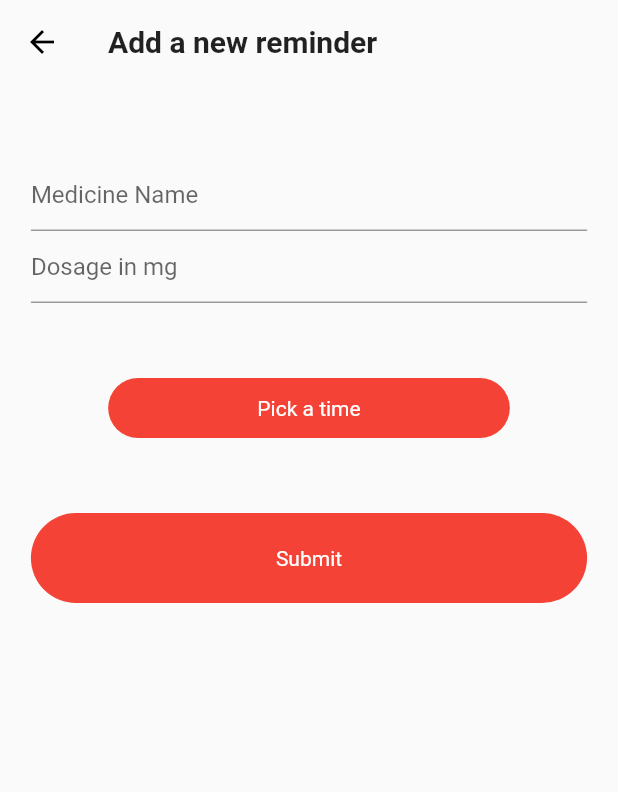
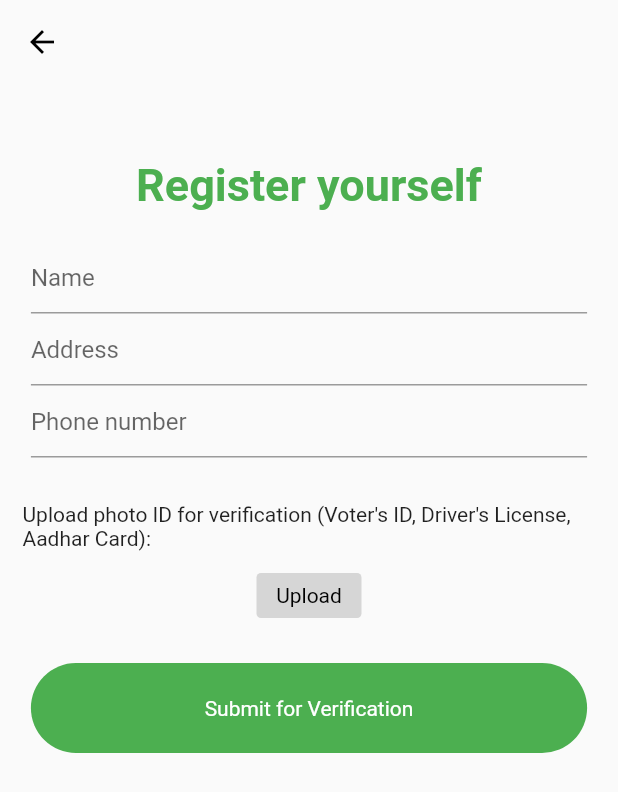
Before and after one commit to abhishek0508/scproject, a Flutter app: the screen it shows after launch, item 2 of the bottom bar chosen, after a tap on the "add" icon, on a phone screen of 412 x 824 dp. Shown: the top 792 px of the screen. Run offline on Flutter 3.47's test engine with Material 2 defaults, Android fonts, the light colour scheme and no system bars; our stand-ins replace cached_network_image, webview_flutter.

Commit message:
YourBuddy UI [done]

```diff
--- /dev/null
+++ b/lib/views/YourBuddy/ybHome.dart
@@ -0,0 +1,86 @@
+import 'package:flutter/material.dart';
+import 'package:news_app_api/views/YourBuddy/ybRegVol.dart';
+
+class YBHome extends StatefulWidget {
+  @override
+  _YBHomeState createState() => _YBHomeState();
+}
+
+class _YBHomeState extends State<YBHome> {
+  @override
+  Widget build(BuildContext context) {
+    return Scaffold(
+      appBar: AppBar(
+        backgroundColor: Colors.transparent,
+        elevation: 0.0,
+        actions: [
+          Padding(
+            padding: const EdgeInsets.all(15.0),
+            child: GestureDetector(
+              onTap: () {
+                Navigator.push(
+                    context,
+                    MaterialPageRoute(
+                        builder: (context) => VolunteerRegistration()));
+              },
+              child: Icon(
+                Icons.add,
+                size: 35.0,
+              ),
+            ),
+          ),
+        ],
+        actionsIconTheme: IconThemeData(
+          color: Colors.black54,
+        ),
+      ),
+      body: Container(
+        height: double.infinity,
+        child: SingleChildScrollView(
+          child: Column(
+            mainAxisAlignment: MainAxisAlignment.start,
+            crossAxisAlignment: CrossAxisAlignment.start,
+            children: [
+              Padding(
+                padding: const EdgeInsets.all(10.0),
+                child: Text(
+                  "YourBuddy",
+                  textAlign: TextAlign.start,
+                  style: TextStyle(
+                    fontWeight: FontWeight.bold,
+                    fontSize: 25.0,
+                    color: Colors.green,
+                  ),
+                ),
+              ),
+              SizedBox(
+                height: 15.0,
+              ),
+              Padding(
+                padding: const EdgeInsets.all(10.0),
+                child: Text(
+                  "What is YourBuddy?",
+                  style: TextStyle(
+                    fontWeight: FontWeight.bold,
+                    fontSize: 20.0,
+                  ),
+                ),
+              ),
+              Padding(
+                padding: const EdgeInsets.all(10.0),
+                child: Text(
+                  "YourBuddy is a brand new initiative by us to help you enjoy some quality time with youngsters who love to spend their free time with elders!\n The volunteers are all manually verified by our team and we have made it a priority to include only those who actually want to help and socialize!\n\nRemember to use your mask and maintain social distancing when your buddy arrives. Stay safe!\n\n",
+                  // textAlign: TextAlign.center,
+                ),
+              ),
+              SizedBox(
+                height: 5.0,
+              ),
+              Image.asset('assets/images/soc.png'),
+            ],
+          ),
+        ),
+      ),
+    );
+  }
+}
--- /dev/null
+++ b/lib/views/YourBuddy/ybRegVol.dart
@@ -0,0 +1,162 @@
+import 'package:flutter/material.dart';
+
+class VolunteerRegistration extends StatefulWidget {
+  @override
+  _VolunteerRegistrationState createState() => _VolunteerRegistrationState();
+}
+
+class _VolunteerRegistrationState extends State<VolunteerRegistration> {
+  final _formKey = GlobalKey<FormState>();
+  String name;
+  String address;
+  String phone;
+  @override
+  Widget build(BuildContext context) {
+    double width = MediaQuery.of(context).size.width;
+    return Scaffold(
+      appBar: AppBar(
+        elevation: 0.0,
+        backgroundColor: Colors.transparent,
+      ),
+      body: Container(
+        height: double.infinity,
+        child: SingleChildScrollView(
+          child: Column(
+            children: [
+              SizedBox(
+                height: 50.0,
+              ),
+              Text(
+                "Register yourself",
+                style: TextStyle(
+                  fontWeight: FontWeight.bold,
+                  color: Colors.green,
+                  fontSize: 30.0,
+                ),
+              ),
+              SizedBox(
+                height: 20.0,
+              ),
+              Center(
+                child: Form(
+                  key: _formKey,
+                  child: Column(
+                    mainAxisAlignment: MainAxisAlignment.center,
+                    crossAxisAlignment: CrossAxisAlignment.center,
+                    children: [
+                      SizedBox(
+                        width: width * 0.9,
+                        child: TextFormField(
+                          decoration: InputDecoration(hintText: "Name"),
+                          validator: (val) {
+                            return val.isEmpty ? "Enter Name" : null;
+                          },
+                          onChanged: (val) {
+                            name = val;
+                          },
+                        ),
+                      ),
+                      SizedBox(
+                        width: width * 0.9,
+                        child: TextFormField(
+                          decoration: InputDecoration(hintText: "Address"),
+                          validator: (val) {
+                            return val.isEmpty
+                                ? "Enter complete address"
+                                : null;
+                          },
+                          onChanged: (val) {
+                            address = val;
+                          },
+                        ),
+                      ),
+                      SizedBox(
+                        width: width * 0.9,
+                        child: TextFormField(
+                          decoration: InputDecoration(hintText: "Phone number"),
+                          validator: (val) {
+                            return val.isEmpty ? "Enter phone number" : null;
+                          },
+                          onChanged: (val) {
+                            phone = val;
+                          },
+                        ),
+                      ),
+                      SizedBox(
+                        height: 30.0,
+                      ),
+                      Padding(
+                        padding: const EdgeInsets.symmetric(horizontal: 15.0),
+                        child: Text(
+                          "Upload photo ID for verification (Voter's ID, Driver's License, Aadhar Card):",
+                        ),
+                      ),
+                      SizedBox(
+                        height: 15.0,
+                      ),
+                      Container(
+                        height: 30.0,
+                        width: 70.0,
+                        decoration: BoxDecoration(
+                          color: Colors.grey[350],
+                          borderRadius: BorderRadius.circular(3.0),
+                        ),
+                        child: Center(
+                          child: Text(
+                            "Upload",
+                            style: TextStyle(
+                              color: Colors.black,
+                            ),
+                          ),
+                        ),
+                      ),
+                    ],
+                  ),
+                ),
+              ),
+              // SizedBox(
+              //   height: 50.0,
+              // ),
+              // Container(
+              //   height: 40.0,
+              //   width: width * 0.65,
+              //   decoration: BoxDecoration(
+              //     color: Colors.red,
+              //     borderRadius: BorderRadius.circular(20.0),
+              //   ),
+              //   child: Center(
+              //     child: Text(
+              //       "Pick a time",
+              //       style: TextStyle(
+              //         color: Colors.white,
+              //       ),
+              //     ),
+              //   ),
+              // ),
+              SizedBox(
+                height: 30.0,
+              ),
+              // Spacer(),
+              Container(
+                height: 60.0,
+                width: width * 0.9,
+                decoration: BoxDecoration(
+                  color: Colors.green,
+                  borderRadius: BorderRadius.circular(30.0),
+                ),
+                child: Center(
+                  child: Text(
+                    "Submit for Verification",
+                    style: TextStyle(
+                      color: Colors.white,
+                    ),
+                  ),
+                ),
+              ),
+            ],
+          ),
+        ),
+      ),
+    );
+  }
+}
--- a/lib/views/discoverPage.dart
+++ b/lib/views/discoverPage.dart
@@ -19,7 +19,7 @@ class _DiscoverHomeState extends State<DiscoverHome> {
         title: Text(
           "Discover",
           style: TextStyle(
-            color: Colors.red,
+            color: Colors.green,
             fontWeight: FontWeight.bold,
             fontSize: 25.0,
           ),
@@ -46,7 +46,7 @@ class _DiscoverHomeState extends State<DiscoverHome> {
                       height: height * 0.15,
                       decoration: BoxDecoration(
                         // borderRadius: BorderRadius.circular(10.0),
-                        color: Colors.red,
+                        color: Colors.green,
                       ),
                       child: Center(
                         child: Text(
@@ -73,7 +73,7 @@ class _DiscoverHomeState extends State<DiscoverHome> {
                       height: height * 0.15,
                       decoration: BoxDecoration(
                         // borderRadius: BorderRadius.circular(10.0),
-                        color: Colors.red,
+                        color: Colors.green,
                       ),
                       child: Center(
                         child: Text(
@@ -117,7 +117,7 @@ class _DiscoverHomeState extends State<DiscoverHome> {
                             Text(
                               "MEDICAL EMERGENCY",
                               style: TextStyle(
-                                color: Colors.red,
+                                color: Colors.green,
                                 fontWeight: FontWeight.bold,
                                 fontSize: 28.0,
                               ),
--- a/lib/views/pillbox/pillboxhome.dart
+++ b/lib/views/pillbox/pillboxhome.dart
@@ -27,7 +27,7 @@ class _PillBoxHomeState extends State<PillBoxHome> {
                 child: Text(
                   "My Pill Box",
                   style: TextStyle(
-                    color: Colors.red,
+                    color: Colors.green,
                     fontWeight: FontWeight.bold,
                     fontSize: 35.0,
                   ),
@@ -52,7 +52,7 @@ class _PillBoxHomeState extends State<PillBoxHome> {
           Navigator.push(context,
               MaterialPageRoute(builder: (context) => NewReminderPage()));
         },
-        backgroundColor: Colors.red,
+        backgroundColor: Colors.green,
         child: Icon(
           Icons.add,
         ),
--- a/lib/widgets/bottomNavbar.dart
+++ b/lib/widgets/bottomNavbar.dart
@@ -1,6 +1,6 @@
 import 'package:flutter/material.dart';
+import 'package:news_app_api/views/YourBuddy/ybHome.dart';
 import 'package:news_app_api/views/discoverPage.dart';
-import 'package:news_app_api/views/homepage.dart';
 import 'package:news_app_api/views/pillbox/pillboxhome.dart';
 import 'package:news_app_api/views/profile.dart';
 
@@ -12,6 +12,7 @@ class MyBottomNavBar extends StatefulWidget {
 class _MyBottomNavBarState extends State<MyBottomNavBar> {
   final List<Widget> _children = [
     DiscoverHome(),
+    YBHome(),
     PillBoxHome(),
     MyProfileView(),
   ];
@@ -30,7 +31,7 @@ class _MyBottomNavBarState extends State<MyBottomNavBar> {
       backgroundColor: Colors.white,
       bottomNavigationBar: new Theme(
         data: Theme.of(context).copyWith(
-          canvasColor: Colors.red,
+          canvasColor: Colors.green,
           primaryColor: Colors.white,
           // disabledColor: Colors.grey,
 
@@ -48,6 +49,10 @@ class _MyBottomNavBarState extends State<MyBottomNavBar> {
               title: new Text("Discover"),
             ),
             BottomNavigationBarItem(
+              icon: new Icon(Icons.location_on),
+              title: new Text("Socialize"),
+            ),
+            BottomNavigationBarItem(
               icon: new Icon(Icons.chat_bubble),
               title: new Text("Chat"),
             ),
--- a/pubspec.yaml
+++ b/pubspec.yaml
@@ -46,6 +46,7 @@ flutter:
   # To add assets to your application, add an assets section, like this:
   assets:
     - assets/images/qeli.jpg
+    - assets/images/soc.png
   #  - images/a_dot_burr.jpeg
   #  - images/a_dot_ham.jpeg
 
```
Also changed, not shown: assets/images/soc.png (added).
